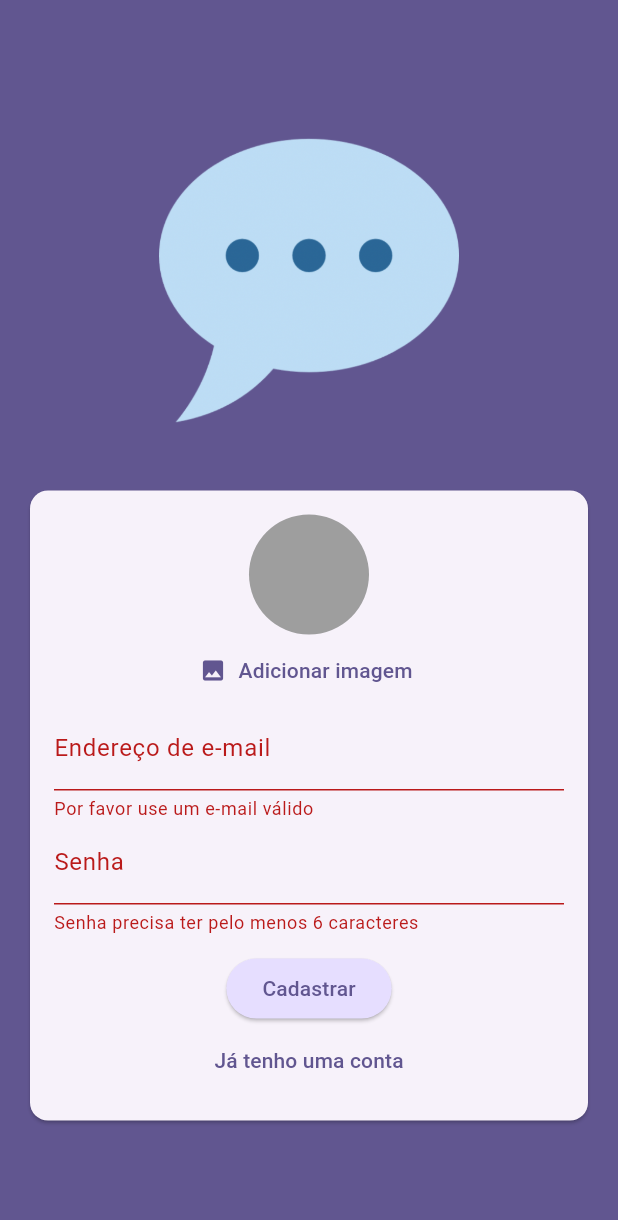
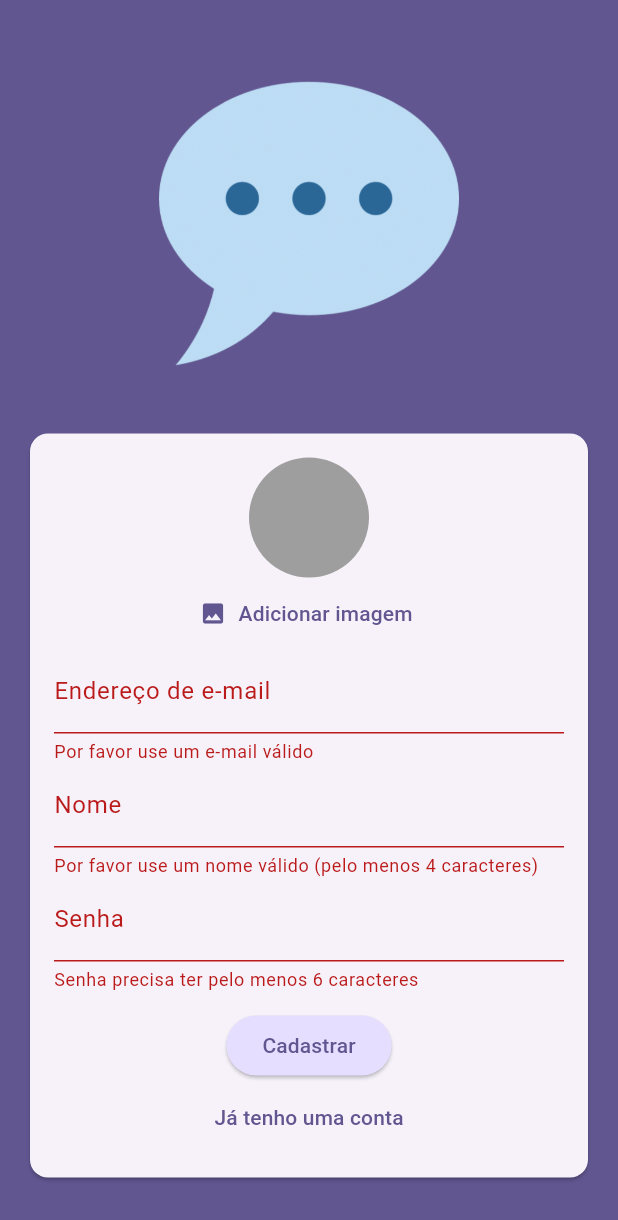
Before and after one commit to thallysfs/chat_app, a Flutter app: the screen it shows after launch, after a tap on "Login", after a tap on "Criar uma conta", after a tap on "Cadastrar", on a phone screen of 412 x 824 dp. Shown: the top 1220 px of the screen. Run offline on Flutter 3.47's test engine with Material 3 defaults, Android fonts, the phone set to English and light mode, and no system bars; our stand-ins replace cloud_firestore, firebase_auth, firebase_core, firebase_storage, image_picker; accounts and stored records are empty.

```diff
--- a/lib/screens/auth.dart
+++ b/lib/screens/auth.dart
@@ -1,6 +1,7 @@
 import 'dart:io';
 
 import 'package:chatt_app/widgets/user_image_picker.dart';
+import 'package:cloud_firestore/cloud_firestore.dart';
 import 'package:firebase_storage/firebase_storage.dart';
 import 'package:flutter/material.dart';
 import 'package:firebase_auth/firebase_auth.dart';
@@ -22,6 +23,7 @@ class _AuthState extends State<Auth> {
   var _isLogin = true;
   var _enteredEmail = '';
   var _enteredPassword = '';
+  var _enteredUserName = '';
   File? _selectedImage;
   var _isLoading = false;
 
@@ -58,6 +60,16 @@ class _AuthState extends State<Auth> {
         // pegar imagem e inserir em uma var
         await storageRef.putFile(_selectedImage!);
         final imageUrl = await storageRef.getDownloadURL();
+
+        //salvar dados de usuário no firestore
+        await FirebaseFirestore.instance
+            .collection('users')
+            .doc(userCredentials.user!.uid)
+            .set({
+          'username': _enteredUserName,
+          'email': _enteredEmail,
+          'image_url': imageUrl
+        });
       }
       // o on antes define o tipo da excessão, isso deixa o código do erro igual ao da documentação do Firebase
     } on FirebaseAuthException catch (error) {
@@ -106,6 +118,7 @@ class _AuthState extends State<Auth> {
                         child: Column(
                           mainAxisSize: MainAxisSize.min,
                           children: [
+                            // só será exibido se não estiver na tela de login
                             if (!_isLogin)
                               UserImagePicker(onPickImage: ((pickedImage) {
                                 _selectedImage = pickedImage;
@@ -128,6 +141,24 @@ class _AuthState extends State<Auth> {
                                 _enteredEmail = newValue!;
                               },
                             ),
+                            if (!_isLogin)
+                              TextFormField(
+                                decoration:
+                                    const InputDecoration(labelText: 'Nome'),
+                                enableSuggestions: false,
+                                textCapitalization: TextCapitalization.none,
+                                validator: (value) {
+                                  if (value == null ||
+                                      value.trim().isEmpty ||
+                                      value.trim().length < 4) {
+                                    return 'Por favor use um nome válido (pelo menos 4 caracteres)';
+                                  }
+                                  return null;
+                                },
+                                onSaved: (newValue) {
+                                  _enteredUserName = newValue!;
+                                },
+                              ),
                             TextFormField(
                               decoration: InputDecoration(labelText: 'Senha'),
                               obscureText: true,
--- a/pubspec.yaml
+++ b/pubspec.yaml
@@ -39,6 +39,7 @@ dependencies:
   firebase_auth: ^4.15.0
   firebase_storage: ^11.5.3
   image_picker: ^1.0.4
+  cloud_firestore: ^4.13.3
 
 dev_dependencies:
   flutter_test:
```
Also changed, not shown: pubspec.lock, 1 other file.
